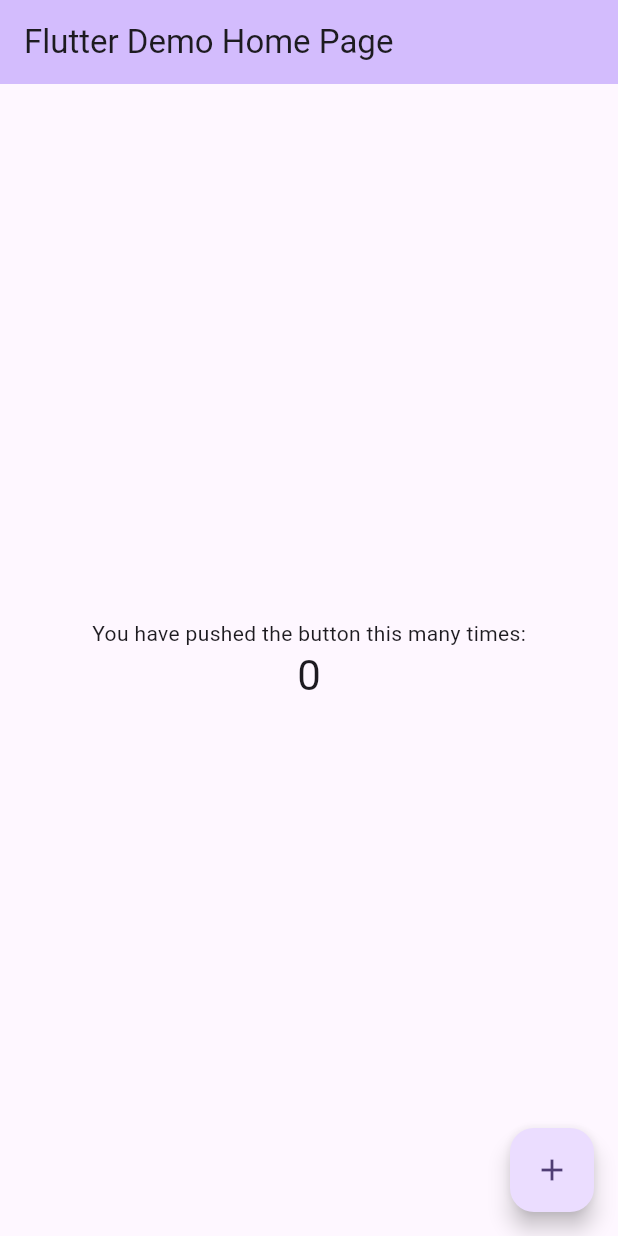
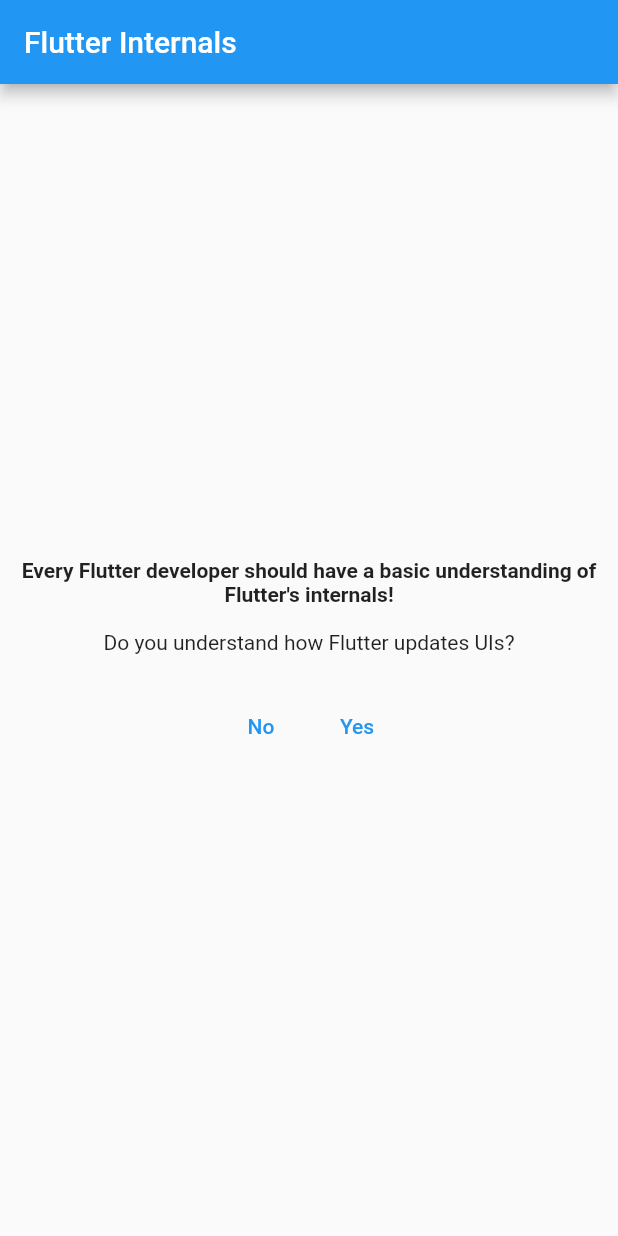
Before and after one commit to nadiahylary/todo_app, a Flutter app: the screen it shows after launch, on a phone screen of 412 x 824 dp. Run offline on Flutter 3.47's test engine with Material 2 defaults, Android fonts, the phone set to English and light mode, and no system bars.

Commit message:
project setup

```diff
--- a/lib/main.dart
+++ b/lib/main.dart
@@ -1,125 +1,14 @@
 import 'package:flutter/material.dart';
+import 'package:todo_app/ui_updates_demo.dart';
 
 void main() {
-  runApp(const MyApp());
+  runApp(MaterialApp(
+    debugShowCheckedModeBanner: false,
+    home: Scaffold(
+      appBar: AppBar(
+        title: const Text('Flutter Internals'),
+      ),
+      body: const UIUpdatesDemo(),
+    ),
+  ));
 }
-
-class MyApp extends StatelessWidget {
-  const MyApp({super.key});
-
-  // This widget is the root of your application.
-  @override
-  Widget build(BuildContext context) {
-    return MaterialApp(
-      title: 'Flutter Demo',
-      theme: ThemeData(
-        // This is the theme of your application.
-        //
-        // TRY THIS: Try running your application with "flutter run". You'll see
-        // the application has a blue toolbar. Then, without quitting the app,
-        // try changing the seedColor in the colorScheme below to Colors.green
-        // and then invoke "hot reload" (save your changes or press the "hot
-        // reload" button in a Flutter-supported IDE, or press "r" if you used
-        // the command line to start the app).
-        //
-        // Notice that the counter didn't reset back to zero; the application
-        // state is not lost during the reload. To reset the state, use hot
-        // restart instead.
-        //
-        // This works for code too, not just values: Most code changes can be
-        // tested with just a hot reload.
-        colorScheme: ColorScheme.fromSeed(seedColor: Colors.deepPurple),
-        useMaterial3: true,
-      ),
-      home: const MyHomePage(title: 'Flutter Demo Home Page'),
-    );
-  }
-}
-
-class MyHomePage extends StatefulWidget {
-  const MyHomePage({super.key, required this.title});
-
-  // This widget is the home page of your application. It is stateful, meaning
-  // that it has a State object (defined below) that contains fields that affect
-  // how it looks.
-
-  // This class is the configuration for the state. It holds the values (in this
-  // case the title) provided by the parent (in this case the App widget) and
-  // used by the build method of the State. Fields in a Widget subclass are
-  // always marked "final".
-
-  final String title;
-
-  @override
-  State<MyHomePage> createState() => _MyHomePageState();
-}
-
-class _MyHomePageState extends State<MyHomePage> {
-  int _counter = 0;
-
-  void _incrementCounter() {
-    setState(() {
-      // This call to setState tells the Flutter framework that something has
-      // changed in this State, which causes it to rerun the build method below
-      // so that the display can reflect the updated values. If we changed
-      // _counter without calling setState(), then the build method would not be
-      // called again, and so nothing would appear to happen.
-      _counter++;
-    });
-  }
-
-  @override
-  Widget build(BuildContext context) {
-    // This method is rerun every time setState is called, for instance as done
-    // by the _incrementCounter method above.
-    //
-    // The Flutter framework has been optimized to make rerunning build methods
-    // fast, so that you can just rebuild anything that needs updating rather
-    // than having to individually change instances of widgets.
-    return Scaffold(
-      appBar: AppBar(
-        // TRY THIS: Try changing the color here to a specific color (to
-        // Colors.amber, perhaps?) and trigger a hot reload to see the AppBar
-        // change color while the other colors stay the same.
-        backgroundColor: Theme.of(context).colorScheme.inversePrimary,
-        // Here we take the value from the MyHomePage object that was created by
-        // the App.build method, and use it to set our appbar title.
-        title: Text(widget.title),
-      ),
-      body: Center(
-        // Center is a layout widget. It takes a single child and positions it
-        // in the middle of the parent.
-        child: Column(
-          // Column is also a layout widget. It takes a list of children and
-          // arranges them vertically. By default, it sizes itself to fit its
-          // children horizontally, and tries to be as tall as its parent.
-          //
-          // Column has various properties to control how it sizes itself and
-          // how it positions its children. Here we use mainAxisAlignment to
-          // center the children vertically; the main axis here is the vertical
-          // axis because Columns are vertical (the cross axis would be
-          // horizontal).
-          //
-          // TRY THIS: Invoke "debug painting" (choose the "Toggle Debug Paint"
-          // action in the IDE, or press "p" in the console), to see the
-          // wireframe for each widget.
-          mainAxisAlignment: MainAxisAlignment.center,
-          children: <Widget>[
-            const Text(
-              'You have pushed the button this many times:',
-            ),
-            Text(
-              '$_counter',
-              style: Theme.of(context).textTheme.headlineMedium,
-            ),
-          ],
-        ),
-      ),
-      floatingActionButton: FloatingActionButton(
-        onPressed: _incrementCounter,
-        tooltip: 'Increment',
-        child: const Icon(Icons.add),
-      ), // This trailing comma makes auto-formatting nicer for build methods.
-    );
-  }
-}
--- /dev/null
+++ b/lib/ui_updates_demo.dart
@@ -0,0 +1,60 @@
+import 'package:flutter/material.dart';
+
+class UIUpdatesDemo extends StatefulWidget {
+  const UIUpdatesDemo({Key? key}) : super(key: key);
+
+  @override
+  State<UIUpdatesDemo> createState() => _UIUpdatesDemoState();
+}
+
+class _UIUpdatesDemoState extends State<UIUpdatesDemo> {
+  var _isUnderstood = false;
+
+  @override
+  Widget build(BuildContext context) {
+    return Padding(
+      padding: const EdgeInsets.all(8.0),
+      child: Center(
+        child: Column(
+          mainAxisSize: MainAxisSize.min,
+          crossAxisAlignment: CrossAxisAlignment.center,
+          children: [
+            const Text(
+              'Every Flutter developer should have a basic understanding of Flutter\'s internals!',
+              textAlign: TextAlign.center,
+              style: TextStyle(fontWeight: FontWeight.bold),
+            ),
+            const SizedBox(height: 16),
+            const Text(
+              'Do you understand how Flutter updates UIs?',
+              textAlign: TextAlign.center,
+            ),
+            const SizedBox(height: 24),
+            Row(
+              mainAxisAlignment: MainAxisAlignment.center,
+              children: [
+                TextButton(
+                  onPressed: () {
+                    setState(() {
+                      _isUnderstood = false;
+                    });
+                  },
+                  child: const Text('No'),
+                ),
+                TextButton(
+                  onPressed: () {
+                    setState(() {
+                      _isUnderstood = true;
+                    });
+                  },
+                  child: const Text('Yes'),
+                ),
+              ],
+            ),
+            if (_isUnderstood) const Text('Awesome!'),
+          ],
+        ),
+      ),
+    );
+  }
+}
```
Also changed, not shown: 1 other file.
